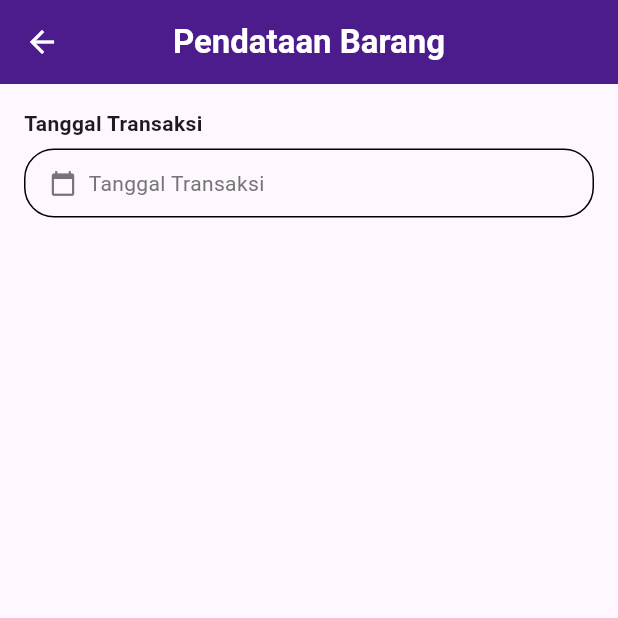
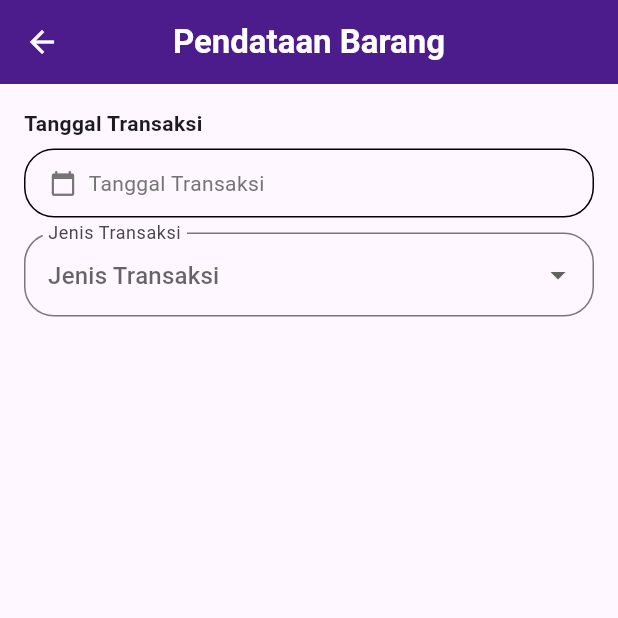
Before and after one commit to Abdurrafi07/20220140103_UCP1Flutter, a Flutter app: the DataBarangPage screen opened directly, on a phone screen of 412 x 824 dp, the top half of it. Run offline on Flutter 3.47's test engine with Material 3 defaults, Android fonts, the phone set to English and light mode, and no system bars.

Commit message:
Menambahkan DropdownButtonFormField untuk memilih jenis transaksi dengan validasi input

```diff
--- a/lib/data_barang_page.dart
+++ b/lib/data_barang_page.dart
@@ -209,6 +209,37 @@ class _DataBarangPageState extends State<DataBarangPage> {
                         ),
                       ),
                     ),
+                  Padding(
+                    padding: const EdgeInsets.only(bottom: 10, top: 10),
+                    child: DropdownButtonFormField<String>(
+                      value: selectedJenisTransaksi,
+                      decoration: const InputDecoration(
+                        labelText: 'Jenis Transaksi',
+                        hintText: 'Jenis Transaksi',
+                        border: OutlineInputBorder(
+                          borderRadius: BorderRadius.all(Radius.circular(20)),
+                        ),
+                      ),
+                      items:
+                          jenisTransaksiList.map((String jenisTransaksi) {
+                            return DropdownMenuItem<String>(
+                              value: jenisTransaksi,
+                              child: Text(jenisTransaksi),
+                            );
+                          }).toList(),
+                      onChanged: (value) {
+                        setState(() {
+                          selectedJenisTransaksi = value!;
+                        });
+                      },
+                      validator: (value) {
+                        if (value == null || value.isEmpty) {
+                          return 'Pilih jenis transaksi';
+                        }
+                        return null;
+                      },
+                    ),
+                  ),
                 ],
               ),
             ),
```
